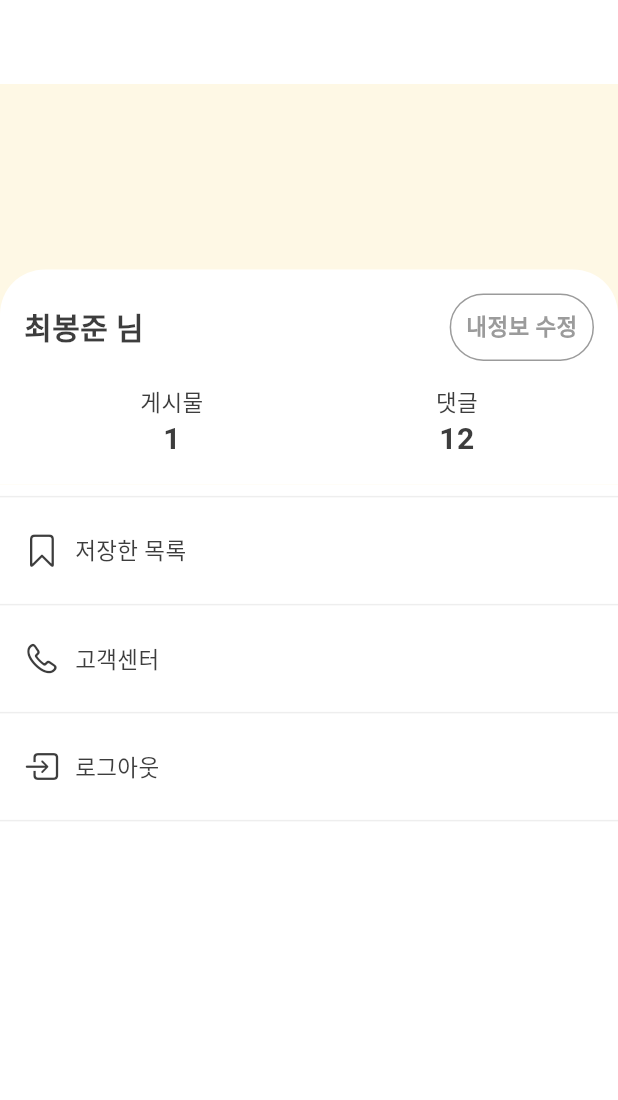
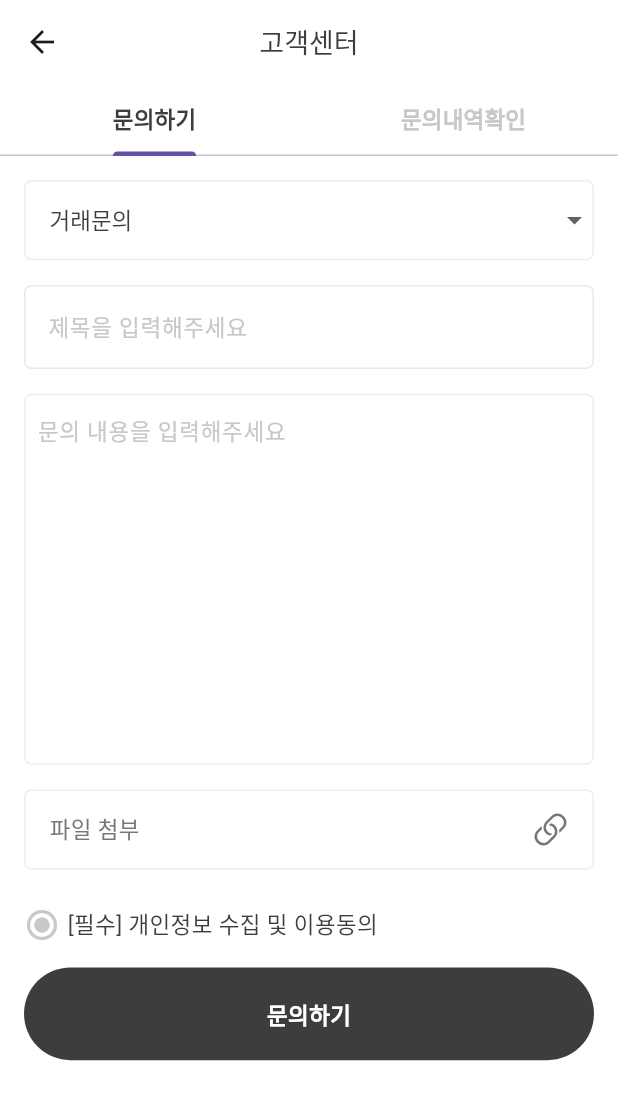
Before and after one commit to GodBongJune/Town-publish, a Flutter app: the MyPage screen opened directly, after a tap on "고객센터", on a phone screen of 412 x 824 dp. Shown: the top 1100 px of the screen. Run offline on Flutter 3.47's test engine with Material 3 defaults, Android fonts, the light colour scheme and no system bars; our stand-ins replace animated_splash_screen, flutter_svg, image_picker, logger.

Commit message:
문의하기 페이지 완료

```diff
--- a/lib/pages/my_page/my_page_widgets/my_page_body.dart
+++ b/lib/pages/my_page/my_page_widgets/my_page_body.dart
@@ -3,6 +3,7 @@ import 'package:flutter/material.dart';
 import 'package:town/core/constant/color.dart';
 import 'package:town/core/constant/size.dart';
 import 'package:town/pages/my_info_change/my_info_change_page.dart';
+import 'package:town/pages/qna_page/qna_page.dart';
 
 class MyPageBody extends StatelessWidget {
   const MyPageBody({super.key});
@@ -142,7 +143,13 @@ class MyPageBody extends StatelessWidget {
                 ),
                 Divider(thickness: 1, color: kEEColor),
                 InkWell(
-                  onTap: () {},
+                  onTap: () {
+                    Navigator.of(context).push(
+                      MaterialPageRoute(
+                        builder: (context) => QnAPage(),
+                      ),
+                    );
+                  },
                   child: Padding(
                     padding: const EdgeInsets.all(16.0),
                     child: Row(
--- /dev/null
+++ b/lib/pages/qna_page/qna_page.dart
@@ -0,0 +1,68 @@
+import 'package:flutter/material.dart';
+import 'package:town/core/constant/color.dart';
+import 'package:town/core/constant/size.dart';
+import 'package:town/pages/qna_page/qna_page_widgets/qna_page_answer.dart';
+import 'package:town/pages/qna_page/qna_page_widgets/qna_page_question.dart';
+
+const List<Tab> tabs = <Tab>[
+  Tab(text: "문의하기"),
+  Tab(text: "문의내역확인"),
+];
+
+class QnAPage extends StatefulWidget {
+  final int tabIndex;
+
+  const QnAPage({super.key, this.tabIndex = 0});
+
+  @override
+  State<QnAPage> createState() => _QnAPageState();
+}
+
+class _QnAPageState extends State<QnAPage> with SingleTickerProviderStateMixin {
+  late TabController _tabController;
+
+  @override
+  void initState() {
+    super.initState();
+    _tabController = TabController(length: tabs.length, vsync: this);
+    _tabController.animateTo(widget.tabIndex);
+  }
+
+  @override
+  void dispose() {
+    _tabController.dispose();
+    super.dispose();
+  }
+
+  @override
+  Widget build(BuildContext context) {
+    return Scaffold(
+      appBar: AppBar(
+        title: Text("고객센터"),
+        bottom: TabBar(
+          controller: _tabController,
+          labelStyle: TextStyle(
+            color: k3DColor,
+            fontSize: size15,
+            fontWeight: FontWeight.bold,
+          ),
+          unselectedLabelColor: kC8Color,
+          unselectedLabelStyle: TextStyle(
+            color: kC8Color,
+            fontSize: size15,
+            fontWeight: FontWeight.bold,
+          ),
+          tabs: tabs,
+        ),
+      ),
+      body: TabBarView(
+        physics: NeverScrollableScrollPhysics(),
+        controller: _tabController,
+        children: [
+          QnAPageQuestion(tabController: _tabController),
+          QnAPageAnswer(),
+        ],
+      ),
+    );
+  }
+}
--- /dev/null
+++ b/lib/pages/qna_page/qna_page_widgets/qna_page_question.dart
@@ -0,0 +1,262 @@
+import 'package:flutter/cupertino.dart';
+import 'package:flutter/material.dart';
+import 'package:image_picker/image_picker.dart';
+import 'package:town/core/constant/color.dart';
+import 'package:town/core/constant/size.dart';
+import 'package:town/utils/custom_util.dart';
+
+class QnAPageQuestion extends StatefulWidget {
+  final TabController tabController;
+
+  const QnAPageQuestion({super.key, required this.tabController});
+
+  @override
+  State<QnAPageQuestion> createState() => _QnAPageQuestionState();
+}
+
+class _QnAPageQuestionState extends State<QnAPageQuestion> {
+  //첨부할 이미지
+  List<String> selectedFileNames = [];
+
+  List<String> sendFile = [];
+  void onSelectedFiles(List<String> newFileNames) {
+    setState(() {
+      sendFile = newFileNames;
+    });
+  }
+
+  List<String> qnyTypeList = <String>[
+    "거래문의",
+    "이용문의",
+    "결제/환불",
+    "서비스 관련",
+    "회원/계정",
+    "운영정책",
+    "기타",
+  ];
+  String qnaType = "거래문의";
+  String getTypeCode(String typeInKorean) {
+    switch (typeInKorean) {
+      case "거래문의":
+        return "TRADE";
+      case "이용문의":
+        return "USE";
+      case "결제/환불":
+        return "PAY_REFUND";
+      case "서비스 관련":
+        return "SERVICE";
+      case "회원/계정":
+        return "ACCOUNT";
+      case "운영정책":
+        return "SERVICE_ROLE";
+      case "기타":
+        return "OTHER";
+      default:
+        return "TRADE";
+    }
+  }
+
+  bool agree = false;
+
+  @override
+  Widget build(BuildContext context) {
+    return Padding(
+      padding: const EdgeInsets.all(16.0),
+      child: ListView(
+        children: [
+          //문의 유형
+          Container(
+            decoration: BoxDecoration(
+              border: Border.all(color: kEEColor),
+              borderRadius: BorderRadius.circular(5),
+            ),
+            height: MediaQuery.of(context).size.height * 0.065,
+            width: double.infinity,
+            child: Center(
+              child: DropdownButton(
+                underline: Container(height: 1, color: Colors.transparent),
+                isExpanded: true,
+                value: qnaType,
+                items: qnyTypeList.map((String item) {
+                  return DropdownMenuItem<String>(
+                    child: Padding(
+                      padding: const EdgeInsets.only(left: 16),
+                      child: Text(
+                        "$item",
+                        style: TextStyle(color: k3DColor, fontSize: size15),
+                      ),
+                    ),
+                    value: item,
+                  );
+                }).toList(),
+                style: TextStyle(color: k3DColor),
+                onChanged: (dynamic value) {
+                  setState(() {
+                    qnaType = value;
+                  });
+                },
+              ),
+            ),
+          ),
+          SizedBox(height: MediaQuery.of(context).size.height * 0.02),
+          //문의 제목
+          TextFormField(
+            style: TextStyle(decorationThickness: 0),
+            decoration: InputDecoration(
+              border: InputBorder.none,
+              hintText: "제목을 입력해주세요",
+              hintStyle: TextStyle(
+                color: kC8Color,
+                fontSize: size15,
+              ),
+              focusedBorder: OutlineInputBorder(
+                borderSide: BorderSide(color: kE8Color),
+                borderRadius: BorderRadius.circular(5),
+              ),
+              enabledBorder: OutlineInputBorder(
+                borderSide: BorderSide(color: kE8Color),
+                borderRadius: BorderRadius.circular(5),
+              ),
+            ),
+          ),
+          SizedBox(height: MediaQuery.of(context).size.height * 0.02),
+          //문의 내용
+          Container(
+            height: MediaQuery.of(context).size.height * 0.3,
+            decoration: BoxDecoration(
+              borderRadius: BorderRadius.circular(5),
+              border: Border.all(color: kEEColor),
+            ),
+            child: Padding(
+              padding: const EdgeInsets.only(left: 8.0),
+              child: TextFormField(
+                maxLines: null,
+                decoration: InputDecoration(
+                  border: InputBorder.none,
+                  hintText: "문의 내용을 입력해주세요",
+                  hintStyle: TextStyle(
+                    color: kC8Color,
+                    fontSize: size15,
+                    decorationThickness: 0,
+                  ),
+                ),
+              ),
+            ),
+          ),
+          SizedBox(height: MediaQuery.of(context).size.height * 0.02),
+          //파일 첨부
+          InkWell(
+            onTap: () {
+              pickImage();
+            },
+            child: Container(
+              height: MediaQuery.of(context).size.height * 0.065,
+              decoration: BoxDecoration(
+                borderRadius: BorderRadius.circular(5),
+                border: Border.all(color: kEEColor),
+              ),
+              child: Padding(
+                padding: const EdgeInsets.symmetric(horizontal: 16.0),
+                child: Row(
+                  children: [
+                    Text(
+                      "파일 첨부",
+                      style: TextStyle(
+                        color: k76Color,
+                        fontSize: size15,
+                      ),
+                    ),
+                    Spacer(),
+                    Icon(CupertinoIcons.link, color: k76Color),
+                  ],
+                ),
+              ),
+            ),
+          ),
+          SizedBox(height: MediaQuery.of(context).size.height * 0.01),
+          //첨부된 파일 목록
+          if (selectedFileNames.isNotEmpty)
+            Wrap(
+              runSpacing: 20,
+              children: selectedFileNames.map((fileName) {
+                return Row(
+                  mainAxisSize: MainAxisSize.min,
+                  children: [
+                    Expanded(
+                      child: Text(
+                        fileName,
+                        style: TextStyle(
+                          color: k76Color,
+                          fontSize: size15,
+                        ),
+                        overflow: TextOverflow.ellipsis,
+                      ),
+                    ),
+                    InkWell(
+                      onTap: () {
+                        setState(() {
+                          selectedFileNames.remove(fileName);
+                        });
+                      },
+                      child: Icon(CupertinoIcons.xmark, color: k3DColor),
+                    ),
+                  ],
+                );
+              }).toList(),
+            ),
+          SizedBox(height: MediaQuery.of(context).size.height * 0.02),
+          //이용동의
+          InkWell(
+            onTap: () {
+              setState(() {
+                agree = !agree;
+              });
+            },
+            child: Row(
+              children: [
+                Icon(
+                  Icons.radio_button_checked,
+                  color: agree ? k3DColor : kC8Color,
+                ),
+                SizedBox(width: 5),
+                Text(
+                  "[필수] 개인정보 수집 및 이용동의",
+                  style: TextStyle(
+                    color: k3DColor,
+                    fontSize: size15,
+                  ),
+                ),
+              ],
+            ),
+          ),
+          SizedBox(height: MediaQuery.of(context).size.height * 0.02),
+          basicButton(
+            context: context,
+            onTap: () {
+              widget.tabController.animateTo(1);
+            },
+            buttonColor: k3DColor,
+            textColor: Colors.white,
+            text: "문의하기",
+          ),
+        ],
+      ),
+    );
+  }
+
+  Future<void> pickImage() async {
+    try {
+      final ImagePicker _picker = ImagePicker();
+      final XFile? image = await _picker.pickImage(source: ImageSource.gallery);
+      if (image != null) {
+        String filePath = image.path;
+        setState(() {
+          selectedFileNames.add(filePath);
+        });
+        onSelectedFiles(selectedFileNames);
+      }
+    } catch (e) {
+      print('ImagePicker error: $e');
+    }
+  }
+}
--- a/pubspec.yaml
+++ b/pubspec.yaml
@@ -40,6 +40,8 @@ dependencies:
   animated_splash_screen: ^1.0.1+2 #Splash화면 라이브러리
   logger: ^2.0.2+1 #로그 라이브러리
   flutter_secure_storage: ^9.0.0 #휴대폰저장 라이브러리
+  image_picker: ^1.0.8 #사진선택 라이브러리
+
 
 
 dev_dependencies:
```
Also changed, not shown: lib/pages/qna_page/qna_page_widgets/qna_page_answer.dart (added, +10 -0 lines), pubspec.lock, 5 other files.
